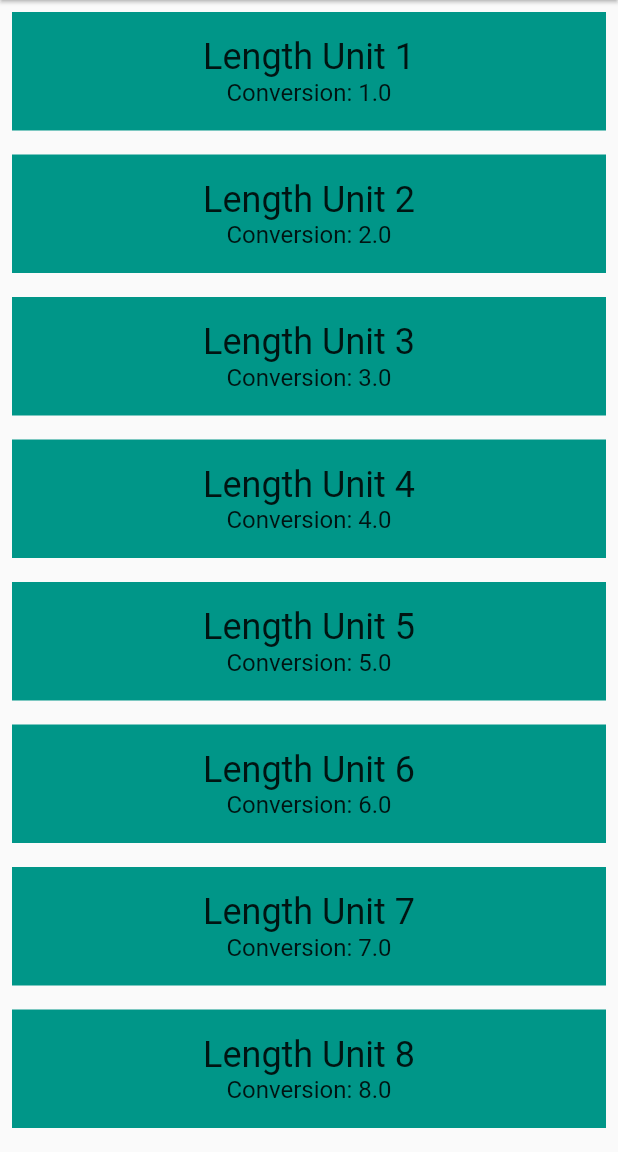
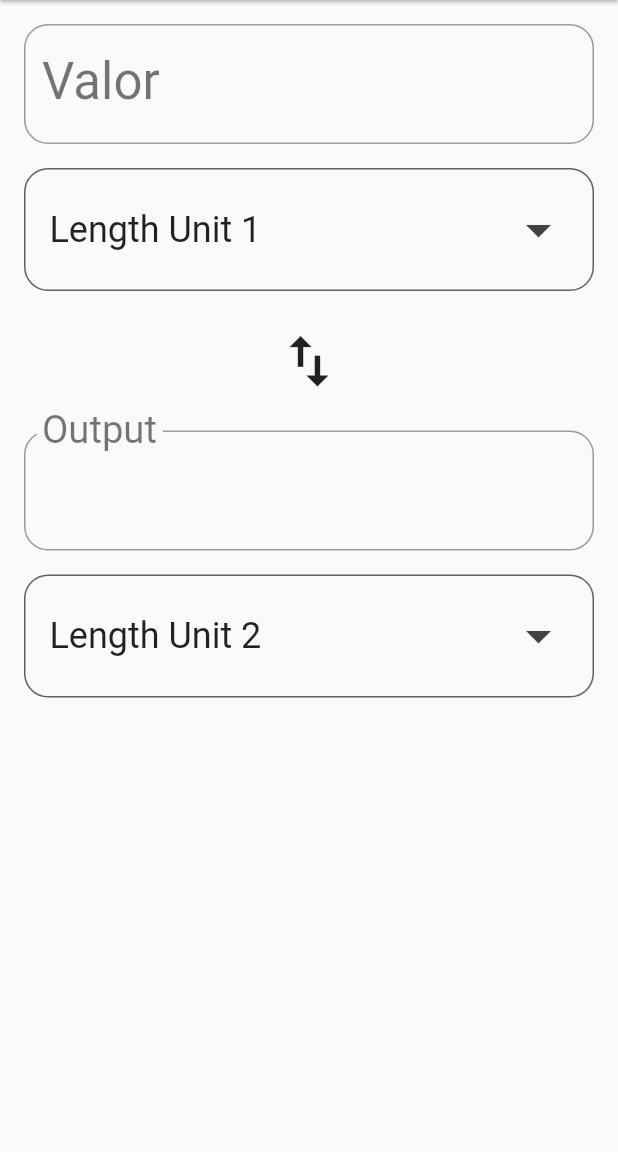
Before and after one commit to 90lucasgabriel/unity-converter, a Flutter app: the screen it shows after launch, after a tap on "Length", on a phone screen of 412 x 824 dp, the part 84-1236 px from its top. Run offline on Flutter 3.47's test engine with Material 2 defaults, Android fonts, the phone set to English and light mode, and no system bars.

Commit message:
- New: Custom Dropdown; - New: Converter route;

```diff
--- a/lib/converter_route.dart
+++ b/lib/converter_route.dart
@@ -1,5 +1,10 @@
 import 'package:flutter/material.dart';
+import 'dropdown.dart';
 import 'unit.dart';
+
+const _padding = 16.0;
+const _borderRadius = 16.0;
+String dropdownValue = 'Lucas';
 
 class ConverterRoute extends StatefulWidget {
   final String title;
@@ -19,10 +24,119 @@ class ConverterRoute extends StatefulWidget {
 }
 
 class _ConverterRouteState extends State<ConverterRoute> {
+  Unit _fromValue;
+  Unit _toValue;
+  double _inputValue;
+  String _convertedValue = '';
+  List<DropdownMenuItem> _unitMenuItems;
+  bool _showValidationError = false;
+
+  @override
+  void initState() {
+    super.initState();
+    _createDropdownMenuItems();
+    _setDefaults();
+  }
+
+  /// Creates fresh list of [DropdownMenuItem] widgets, given a list of [Unit]s.
+  void _createDropdownMenuItems() {
+    var newItems = <DropdownMenuItem>[];
+    for (var unit in widget.units) {
+      newItems.add(DropdownMenuItem(
+        value: unit.name,
+        child: Container(
+          child: Text(
+            unit.name,
+            softWrap: true,
+          ),
+        ),
+      ));
+    }
+    setState(() {
+      _unitMenuItems = newItems;
+    });
+  }
+
+  /// Sets the default values for the 'from' and 'to' [Dropdown]s.
+  void _setDefaults() {
+    setState(() {
+      _fromValue = widget.units[0];
+      _toValue = widget.units[1];
+    });
+  }
+
+  /// Clean up conversion; trim trailing zeros, e.g. 5.500 -> 5.5, 10.0 -> 10
+  String _format(double conversion) {
+    var outputNum = conversion.toStringAsPrecision(7);
+    if (outputNum.contains('.') && outputNum.endsWith('0')) {
+      var i = outputNum.length - 1;
+      while (outputNum[i] == '0') {
+        i -= 1;
+      }
+      outputNum = outputNum.substring(0, i + 1);
+    }
+    if (outputNum.endsWith('.')) {
+      return outputNum.substring(0, outputNum.length - 1);
+    }
+    return outputNum;
+  }
+
+  void _updateConversion() {
+    setState(() {
+      _convertedValue =
+          _format(_inputValue * (_toValue.conversion / _fromValue.conversion));
+    });
+  }
+
+  void _updateInputValue(String input) {
+    setState(() {
+      if (input == null || input.isEmpty) {
+        _convertedValue = '';
+      } else {
+        // Even though we are using the numerical keyboard, we still have to check
+        // for non-numerical input such as '5..0' or '6 -3'
+        try {
+          final inputDouble = double.parse(input);
+          _showValidationError = false;
+          _inputValue = inputDouble;
+          _updateConversion();
+        } on Exception catch (e) {
+          print('Error: $e');
+          _showValidationError = true;
+        }
+      }
+    });
+  }
+
+  Unit _getUnit(String unitName) {
+    return widget.units.firstWhere(
+      (Unit unit) {
+        return unit.name == unitName;
+      },
+      orElse: null,
+    );
+  }
+
+  void _updateFromConversion(dynamic unitName) {
+    setState(() {
+      _fromValue = _getUnit(unitName);
+    });
+    if (_inputValue != null) {
+      _updateConversion();
+    }
+  }
+
+  void _updateToConversion(dynamic unitName) {
+    setState(() {
+      _toValue = _getUnit(unitName);
+    });
+    if (_inputValue != null) {
+      _updateConversion();
+    }
+  }
+
   @override
   Widget build(BuildContext context) {
-    final unitWidgets = getUnit(context);
-
     return Scaffold(
       appBar: AppBar(
         elevation: 1.0,
@@ -33,8 +147,86 @@ class _ConverterRouteState extends State<ConverterRoute> {
         centerTitle: true,
         backgroundColor: widget.color,
       ),
-      body: ListView(
-        children: unitWidgets,
+      body: Container(
+        child: Column(
+          children: <Widget>[
+            inputGroup(context),
+            convertButton(context),
+            outputGroup(context),
+          ],
+        ),
+      ),
+    );
+  }
+
+  Widget inputGroup(BuildContext context) {
+    return Padding(
+      padding: EdgeInsets.all(_padding),
+      child: Column(
+        crossAxisAlignment: CrossAxisAlignment.stretch,
+        children: <Widget>[
+          TextField(
+            style: Theme.of(context).textTheme.display1,
+            textDirection: TextDirection.rtl,
+            keyboardType: TextInputType.number,
+            onChanged: _updateInputValue,
+            decoration: InputDecoration(
+              border: OutlineInputBorder(
+                borderRadius: BorderRadius.circular(_borderRadius),
+              ),
+              labelStyle: Theme.of(context).textTheme.display1,
+              labelText: 'Valor',
+              errorText: _showValidationError ? 'Invalid number entered' : null,
+            ),
+          ),
+          Container(
+            margin: EdgeInsets.only(top: _padding),
+            child: Dropdown(
+                _unitMenuItems, _fromValue.name, _updateFromConversion),
+          )
+        ],
+      ),
+    );
+  }
+
+  Widget outputGroup(BuildContext context) {
+    return Padding(
+      padding: EdgeInsets.all(_padding),
+      child: Column(
+        crossAxisAlignment: CrossAxisAlignment.stretch,
+        children: <Widget>[
+          InputDecorator(
+            child: Text(
+              _convertedValue,
+              style: Theme.of(context).textTheme.display1,
+            ),
+            decoration: InputDecoration(
+              labelText: 'Output',
+              labelStyle: Theme.of(context).textTheme.display1,
+              border: OutlineInputBorder(
+                borderRadius: BorderRadius.circular(_padding),
+              ),
+            ),
+          ),
+          Container(
+            margin: EdgeInsets.only(top: _padding),
+            child: Dropdown(
+              _unitMenuItems,
+              _toValue.name,
+              _updateToConversion,
+            ),
+          )
+        ],
+      ),
+    );
+  }
+
+  Widget convertButton(BuildContext context) {
+    return Container(
+      child: IconButton(
+        icon: Icon(Icons.swap_vert),
+        iconSize: 45.0,
+        onPressed: () {},
       ),
     );
   }
--- /dev/null
+++ b/lib/dropdown.dart
@@ -0,0 +1,46 @@
+import 'package:flutter/material.dart';
+
+const _padding = 16.0;
+
+class Dropdown extends StatefulWidget {
+  final List<DropdownMenuItem> menus;
+  final String currentValue;
+  final ValueChanged<dynamic> onChanged;
+
+  const Dropdown(
+    this.menus,
+    this.currentValue,
+    this.onChanged,
+  );
+
+  @override
+  _DropdownState createState() => _DropdownState();
+}
+
+class _DropdownState extends State<Dropdown> {
+  @override
+  Widget build(BuildContext context) {
+    return Container(
+      decoration: BoxDecoration(
+          border: Border.all(
+            width: 1.0,
+            color: Colors.grey[700],
+          ),
+          borderRadius: BorderRadius.circular(16.0)),
+      padding: EdgeInsets.all(_padding),
+      child: DropdownButtonHideUnderline(
+        child: ButtonTheme(
+          alignedDropdown: false,
+          child: DropdownButton(
+            value: widget.currentValue,
+            onChanged: widget.onChanged,
+            iconSize: 40.0,
+            iconEnabledColor: Colors.grey[800],
+            style: Theme.of(context).textTheme.headline,
+            items: widget.menus,
+          ),
+        ),
+      ),
+    );
+  }
+}
```
